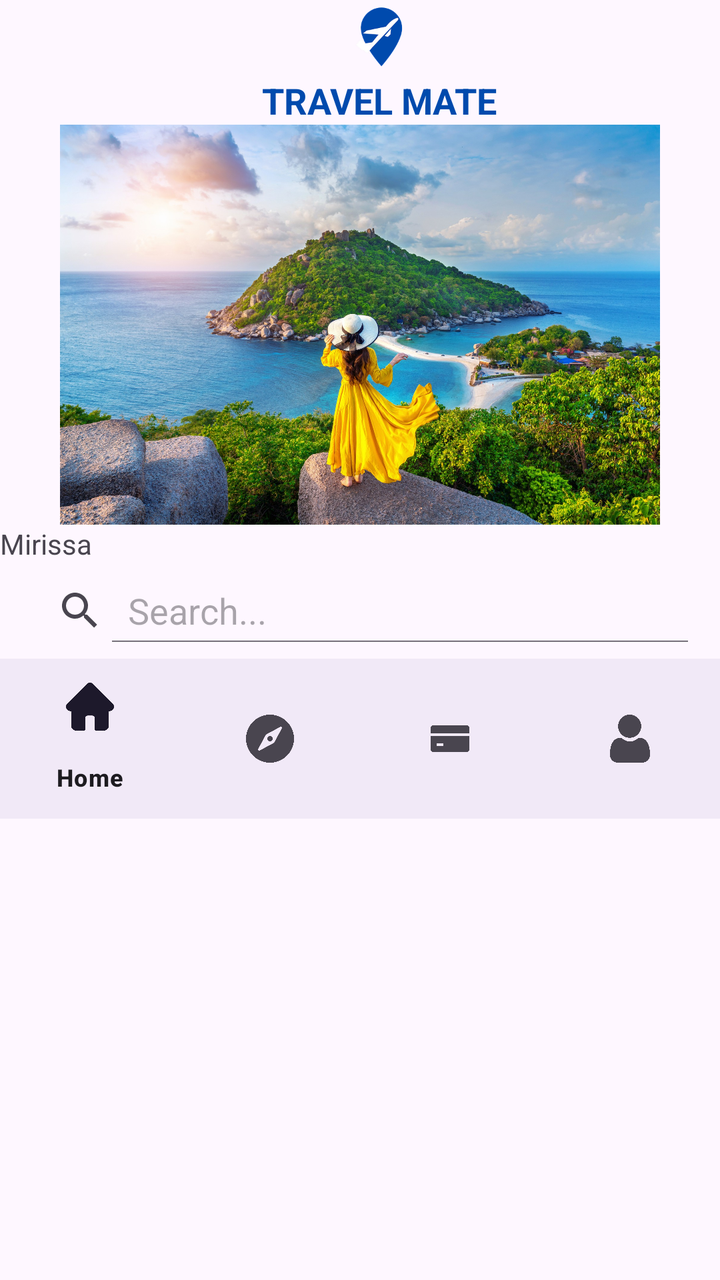
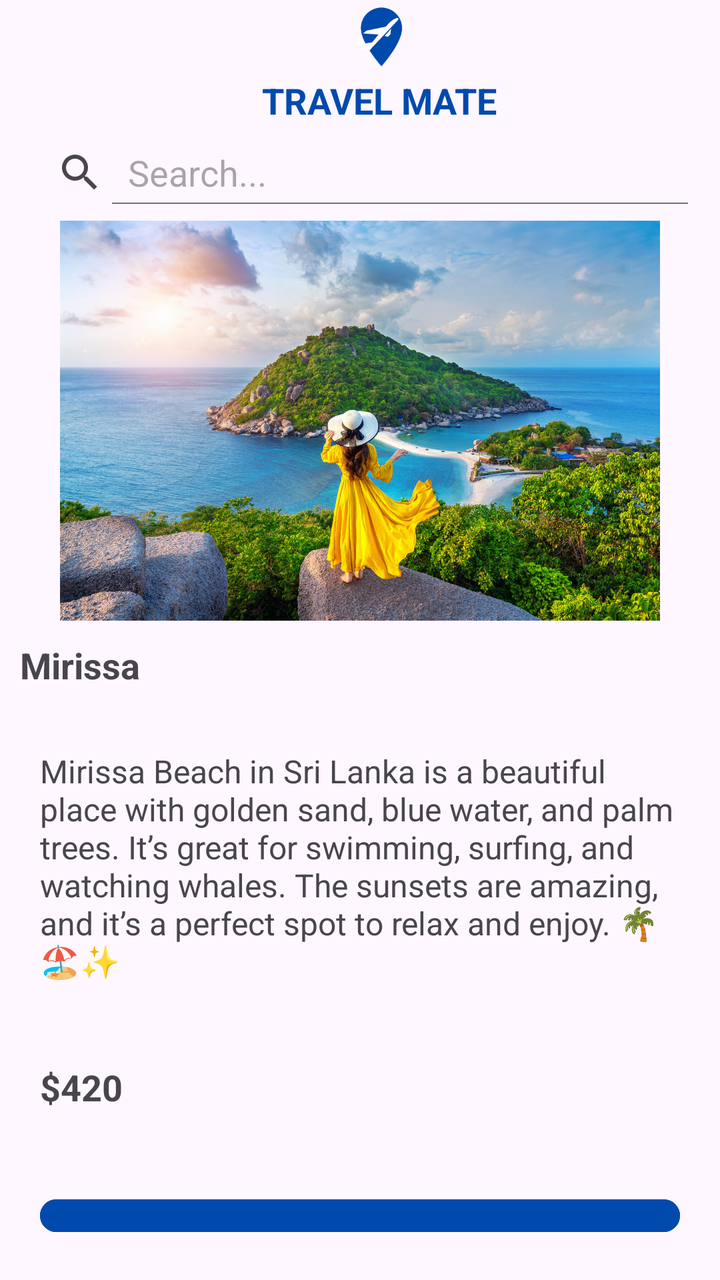

Two renders of the same Android screen: before a commit and after it. Below are the layout's source before the change and the commit's diff.
<!-- AndroidManifest.xml: application theme Theme.TravelMate -->
<!-- res/layout/activity_explore.xml -->
<?xml version="1.0" encoding="utf-8"?>
<LinearLayout
    xmlns:android="http://schemas.android.com/apk/res/android"
    xmlns:app="http://schemas.android.com/apk/res-auto"
    xmlns:tools="http://schemas.android.com/tools"
    android:id="@+id/main"
    android:layout_width="match_parent"
    android:layout_height="match_parent"
    android:orientation="vertical"
    tools:context=".MainActivity">
    <ImageView
        android:id="@+id/logo"
        android:layout_width="44dp"
        android:layout_height="38dp"
        android:layout_gravity="center"
        android:layout_marginStart="10dp"
        app:srcCompat="@drawable/logo" />

    <TextView
        android:id="@+id/travelmate"
        android:layout_width="wrap_content"
        android:layout_height="wrap_content"
        android:layout_gravity="center"
        android:layout_marginStart="10dp"
        android:text="TRAVEL MATE"
        android:textColor="@color/colorPrimary"
        android:textSize="18sp"
        android:textStyle="bold" />
    

    <ImageView
        android:id="@+id/imageView3"
        android:layout_width="match_parent"
        android:layout_height="200dp"
        app:srcCompat="@drawable/package1" />

    <TextView
        android:id="@+id/textView3"
        android:layout_width="match_parent"
        android:layout_height="wrap_content"
        android:text="Mirissa" />

    <SearchView
        android:layout_width="match_parent"
        android:layout_height="wrap_content"
        android:queryHint="Search..."
        android:iconifiedByDefault="false"
        android:textColor="@android:color/black"
        android:textSize="16sp"
        android:padding="8dp" />


    
    <com.google.android.material.bottomnavigation.BottomNavigationView
        android:id="@+id/bottomNavigationView"
        android:layout_width="match_parent"
        android:layout_height="wrap_content"
        android:background="?android:attr/windowBackground"
        app:menu="@menu/bottom_nav_menu" />


</LinearLayout>
<!-- resources referenced by this layout -->
<resources>
  <color name="colorPrimary">#004AAD</color>
  <!-- drawable logo: png bitmap (drawable, 8364 bytes) -->
  <!-- drawable package1: jpg bitmap (drawable, 855420 bytes) -->
  <style name="Theme.TravelMate" parent="Base.Theme.TravelMate" />
  <style name="Base.Theme.TravelMate" parent="Theme.Material3.DayNight.NoActionBar">
          
          
      </style>
</resources>

<!-- the commit's change to res/layout/activity_explore.xml (unified diff, before → after) -->
@@ -28,6 +28,15 @@
         android:textStyle="bold" />
     
 
+    <SearchView
+        android:layout_width="match_parent"
+        android:layout_height="wrap_content"
+        android:iconifiedByDefault="false"
+        android:padding="8dp"
+        android:queryHint="Search..."
+        android:textColor="@android:color/black"
+        android:textSize="16sp" />
+
     <ImageView
         android:id="@+id/imageView3"
         android:layout_width="match_parent"
@@ -38,25 +47,38 @@
         android:id="@+id/textView3"
         android:layout_width="match_parent"
         android:layout_height="wrap_content"
-        android:text="Mirissa" />
+        android:layout_margin="10dp"
+        android:text="Mirissa"
+        android:textSize="18sp"
+        android:textStyle="bold" />
 
-    <SearchView
+    <TextView
+        android:id="@+id/description"
         android:layout_width="match_parent"
         android:layout_height="wrap_content"
-        android:queryHint="Search..."
-        android:iconifiedByDefault="false"
-        android:textColor="@android:color/black"
-        android:textSize="16sp"
-        android:padding="8dp" />
+        android:layout_margin="20dp"
+        android:text="Mirissa Beach in Sri Lanka is a beautiful place with golden sand, blue water, and palm trees. It’s great for swimming, surfing, and watching whales. The sunsets are amazing, and it’s a perfect spot to relax and enjoy. 🌴🏖️✨"
+        android:textSize="16sp" />
 
-
-    
-    <com.google.android.material.bottomnavigation.BottomNavigationView
-        android:id="@+id/bottomNavigationView"
+    <TextView
+        android:id="@+id/price"
         android:layout_width="match_parent"
         android:layout_height="wrap_content"
-        android:background="?android:attr/windowBackground"
-        app:menu="@menu/bottom_nav_menu" />
+        android:layout_margin="20dp"
+        android:text="$420"
+        android:textSize="18sp"
+        android:textStyle="bold" />
+
+    <Button
+        android:id="@+id/Booknow"
+        android:layout_width="match_parent"
+        android:layout_height="wrap_content"
+        android:layout_margin="20dp"
+        android:layout_marginLeft="50dp"
+        android:layout_marginRight="50dp"
+        android:backgroundTint="@color/colorPrimary"
+        android:text="Book now"
+        android:textSize="24sp" />
 
 
 </LinearLayout>
